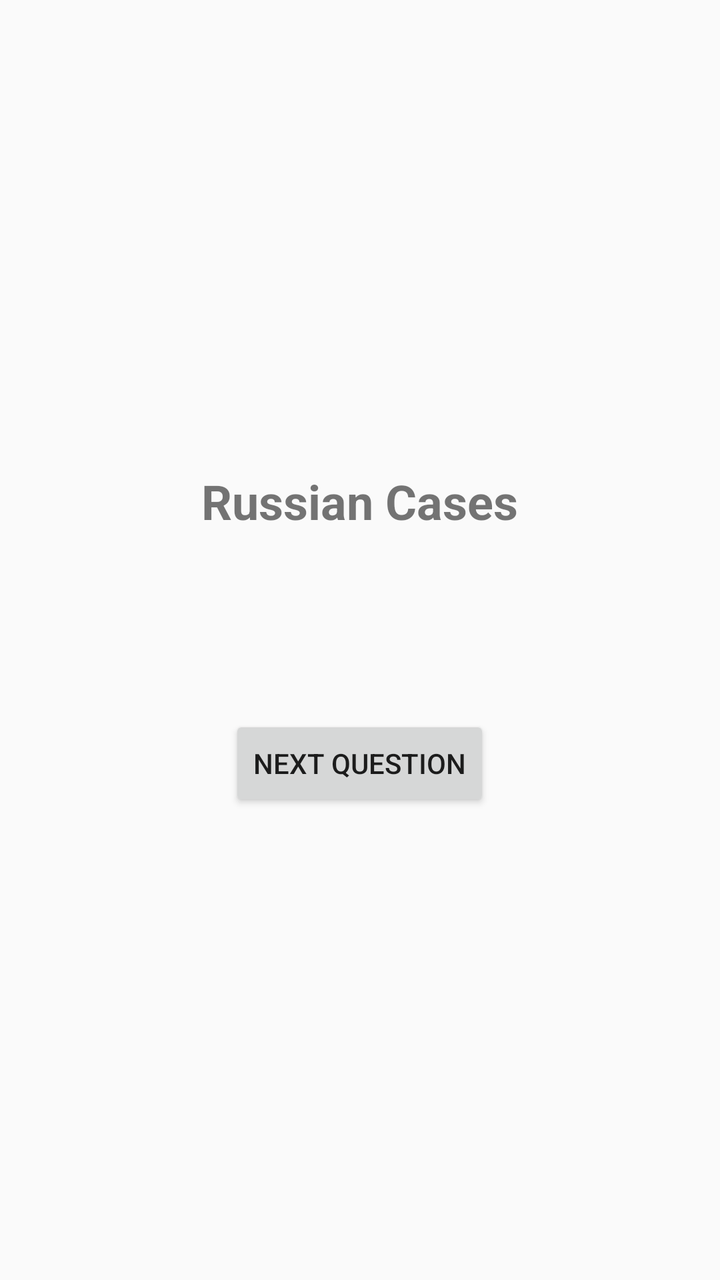
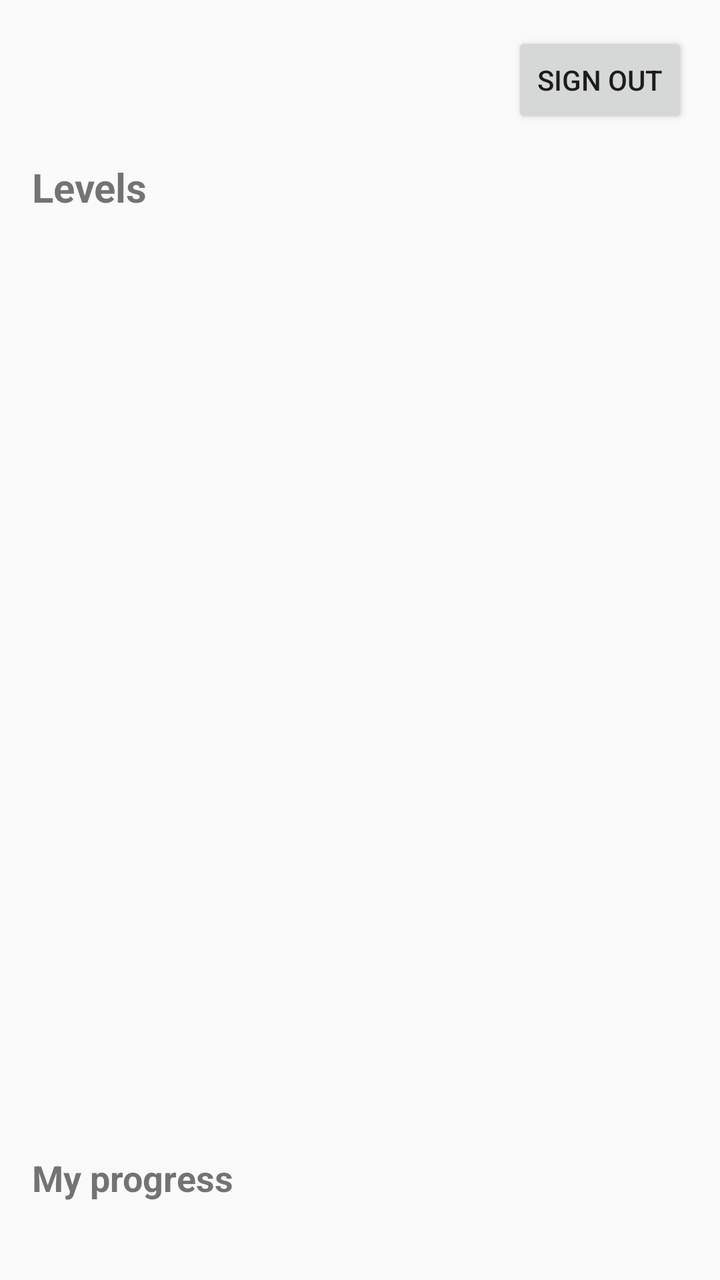

The first picture is an Android layout as it rendered before a commit; the second is the same layout after the commit. The layout source and the unified diff follow.
<!-- AndroidManifest.xml: application theme android:Theme.Material.Light -->
<!-- res/layout/activity_main.xml -->
<?xml version="1.0" encoding="utf-8"?>
<LinearLayout xmlns:android="http://schemas.android.com/apk/res/android"
    android:layout_width="match_parent"
    android:layout_height="match_parent"
    android:orientation="vertical"
    android:gravity="center"
    android:padding="24dp">

    <TextView
        android:id="@+id/title"
        android:layout_width="wrap_content"
        android:layout_height="wrap_content"
        android:text="@string/app_name"
        android:textSize="24sp"
        android:textStyle="bold"
        android:layout_marginBottom="32dp" />

    <TextView
        android:id="@+id/question"
        android:layout_width="match_parent"
        android:layout_height="wrap_content"
        android:textSize="20sp"
        android:gravity="center"
        android:layout_marginBottom="32dp" />

    <Button
        android:id="@+id/next_button"
        android:layout_width="wrap_content"
        android:layout_height="wrap_content"
        android:text="@string/next" />
</LinearLayout>
<!-- resources referenced by this layout -->
<resources>
  <string name="app_name">Russian Cases</string>
  <string name="next">Next question</string>
</resources>

<!-- the commit's change to res/layout/activity_main.xml (unified diff, before → after) -->
@@ -3,29 +3,54 @@
     android:layout_width="match_parent"
     android:layout_height="match_parent"
     android:orientation="vertical"
-    android:gravity="center"
-    android:padding="24dp">
+    android:padding="16dp">
+
+    <LinearLayout
+        android:layout_width="match_parent"
+        android:layout_height="wrap_content"
+        android:orientation="horizontal"
+        android:gravity="center_vertical">
+
+        <TextView
+            android:id="@+id/current_user"
+            android:layout_width="0dp"
+            android:layout_height="wrap_content"
+            android:layout_weight="1"
+            android:textStyle="bold" />
+
+        <Button
+            android:id="@+id/logout_button"
+            android:layout_width="wrap_content"
+            android:layout_height="wrap_content"
+            android:text="@string/logout" />
+    </LinearLayout>
 
     <TextView
-        android:id="@+id/title"
-        android:layout_width="wrap_content"
+        android:layout_width="match_parent"
         android:layout_height="wrap_content"
-        android:text="@string/app_name"
-        android:textSize="24sp"
+        android:text="@string/levels"
+        android:textSize="20sp"
         android:textStyle="bold"
-        android:layout_marginBottom="32dp" />
+        android:layout_marginTop="16dp"
+        android:layout_marginBottom="8dp" />
+
+    <ListView
+        android:id="@+id/levels_list"
+        android:layout_width="match_parent"
+        android:layout_height="0dp"
+        android:layout_weight="1" />
 
     <TextView
-        android:id="@+id/question"
         android:layout_width="match_parent"
         android:layout_height="wrap_content"
-        android:textSize="20sp"
-        android:gravity="center"
-        android:layout_marginBottom="32dp" />
+        android:text="@string/progress"
+        android:textSize="18sp"
+        android:textStyle="bold"
+        android:layout_marginTop="16dp"
+        android:layout_marginBottom="4dp" />
 
-    <Button
-        android:id="@+id/next_button"
-        android:layout_width="wrap_content"
-        android:layout_height="wrap_content"
-        android:text="@string/next" />
+    <TextView
+        android:id="@+id/summary"
+        android:layout_width="match_parent"
+        android:layout_height="wrap_content" />
 </LinearLayout>
<!-- resource entries referenced after the edit -->
@@ -1,6 +1,7 @@
 <!-- resources referenced by this layout -->
 <resources>
-  <string name="app_name">Russian Cases</string>
-  <string name="next">Next question</string>
+  <string name="levels">Levels</string>
+  <string name="logout">Sign out</string>
+  <string name="progress">My progress</string>
 </resources>
 
